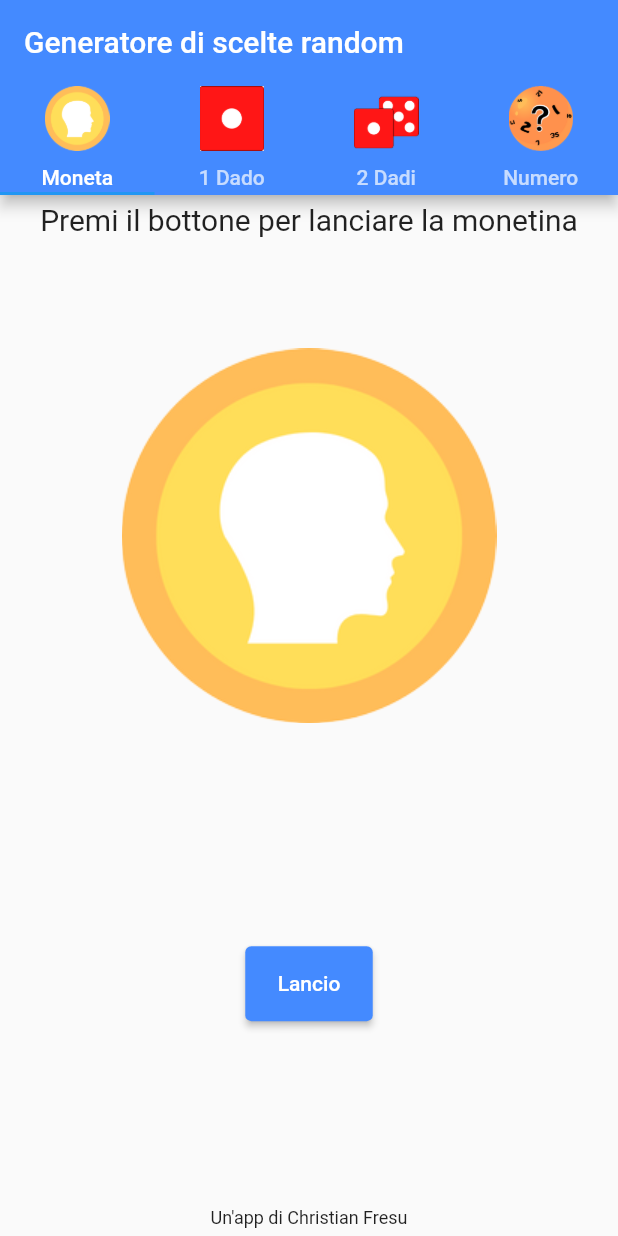
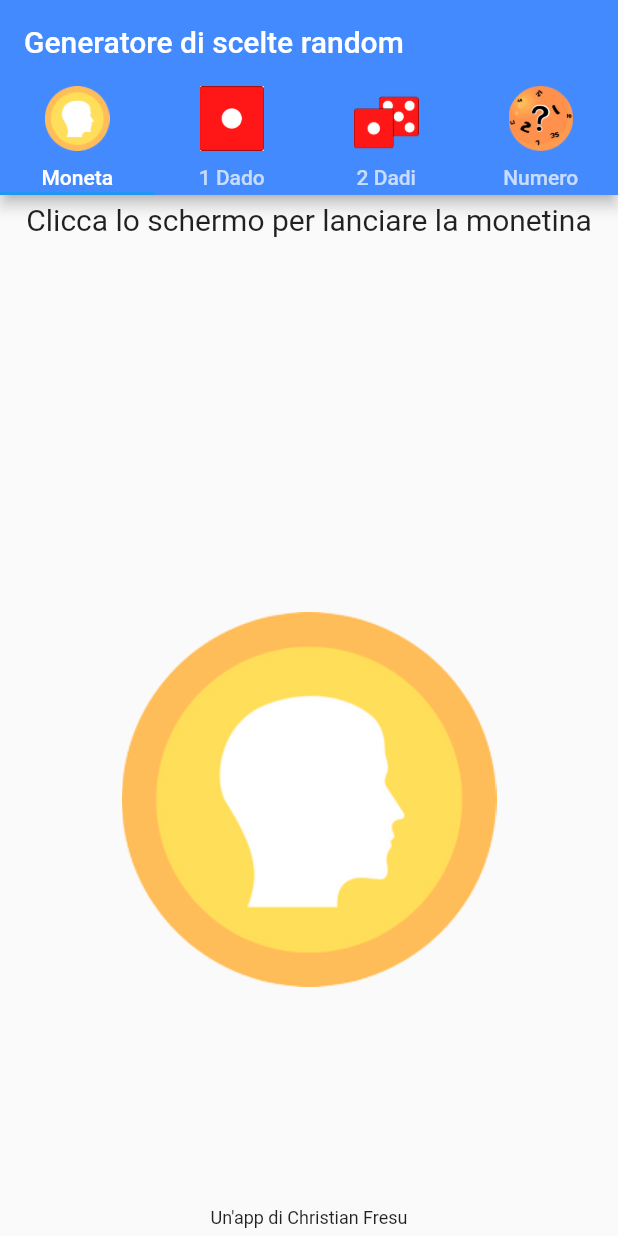
Before and after one commit to ChristianF11/Random-Decision-Maker, a Flutter app: the screen it shows after launch, on a phone screen of 412 x 824 dp. Run offline on Flutter 3.47's test engine with Material 2 defaults, Android fonts, the phone set to English and light mode, and no system bars; our stand-ins replace flutter_native_splash.

Commit message:
Inserimento "Moneta animata"
Da questa versione al click dello schermo, il lancio della monetina avrà una sua animazione

```diff
--- a/lib/Moneta.dart
+++ b/lib/Moneta.dart
@@ -8,12 +8,13 @@ class LancioMoneta extends StatefulWidget {
   State<LancioMoneta> createState() => _LancioMonetaState();
 }
 
-class _LancioMonetaState extends State<LancioMoneta> with SingleTickerProviderStateMixin{
+class _LancioMonetaState extends State<LancioMoneta> with TickerProviderStateMixin{
 
-  //Controller con il compito di gestire l'animazione della moneta
-  late AnimationController _controller;
-  bool _risultato = true;
-  String _faccia = '';
+  late AnimationController _animationController;
+  late Animation<double> _animation;
+  late Animation<Offset> _fallingAnimation;
+  bool _activeAnimation = false;
+  bool _isHead = true;
 
   //Definizione del comportamento del controller
   @override
@@ -21,94 +22,141 @@ class _LancioMonetaState extends State<LancioMoneta> with SingleTickerProviderSt
 
     super.initState();
 
-    _controller = AnimationController(
-      duration: Duration(seconds: 2),
-      vsync: this,
-    )..repeat();
+    _animationController =
+    AnimationController(vsync: this, duration: const Duration(seconds: 0))
+      ..forward();
+
+    //Viene definito il tempo con cui si devono alternare le due facce
+    _animation = TweenSequence([
+      TweenSequenceItem(
+        tween:
+        Tween(begin: 0.0, end: 0.5).chain(CurveTween(curve: Curves.linear)),
+        weight: 0.375,
+      ),
+      TweenSequenceItem(
+        tween:
+        Tween(begin: 0.5, end: 1.0).chain(CurveTween(curve: Curves.linear)),
+        weight: 0.25,
+      ),
+      TweenSequenceItem(
+        tween:
+        Tween(begin: 1.0, end: 1.5).chain(CurveTween(curve: Curves.linear)),
+        weight: 0.375,
+      ),
+    ]).animate(_animationController);
+
+    //Viene definito il movimento verso la zona inferiore dello schermo
+    _fallingAnimation = Tween<Offset>(
+      begin: Offset.zero,
+      end: const Offset(0.0, 1.0),
+    ).animate(
+      CurvedAnimation(parent: _animationController, curve: Curves.easeIn),
+    );
+
+    //Viene deciso l'esito del lancio in maniera randomica
+    _animationController.addListener(() {
+      if (_animationController.status == AnimationStatus.forward ||
+          _animationController.status == AnimationStatus.reverse) {
+        if (_animationController.value < 1.5) {
+          setState(() {
+            _isHead = !_isHead;
+          });
+        } else {
+          setState(() {
+            _isHead = Random().nextBool();
+          });
+        }
+      }
+    });
+
+    //Al termine dell'animazione si ripartirà con la faccia appena uscita
+    _animationController.addStatusListener((status) {
+      if (status == AnimationStatus.completed) {
+        setState(() {
+          _isHead = _animation.value <= 0.5;
+        });
+      }
+    });
   }
 
   @override
   void dispose() {
 
-    _controller.dispose();
+    _animationController.dispose();
     super.dispose();
 
   }
 
-  //Funzioni
-  bool _lancio() {
-    bool _esito = Random().nextBool();
-    setState(() =>
-        _risultato = _esito); //Viene aggiornato lo 'State' di '_risultato'
+  //Funzione che serve per far alternare a livello grafico ed effettivo le due facce
+  bool _coinToss() {
+    setState(() {
+      _isHead = Random().nextBool();
+    });
 
-    if (_esito) {
-      _faccia = "testa";
-    } else {
-      _faccia = "croce";
+    return _isHead;
   }
 
-    return _esito;
-  }
-
-  void _showSnackBar() => ScaffoldMessenger.of(context).showSnackBar(SnackBar(
-        content: Text('È uscita $_faccia'),
-        duration: const Duration(milliseconds: 1500),
-      ));
-
-  //Struttura
+  //Struttura applicazione
   @override
   Widget build(BuildContext context) {
     return Container(
       margin: const EdgeInsets.all(5),
+      child: GestureDetector(
+        behavior: HitTestBehavior.opaque,
+        onTap: _activeAnimation
+            ? null //Se l'animazione è in corso cliccando lo schermo non succederà nulla
+            : () {
+          setState(() {
+            //La moneta è ferma e dunque vengono eseguite queste istruzioni
+            _animationController.reset();
+            _activeAnimation = true;
+
+            _animationController.duration = //_activeAnimation
+            //?
+            const Duration(seconds: 1);
+            //: const Duration(seconds: 0);
+          });
+
+          _animationController.forward().whenComplete(() {
+            setState(() {
+              _activeAnimation = false;
+            });
+
+            _animationController.stop();
+          });
+        },
+        child: Container(
           child: Column(
-        mainAxisAlignment: MainAxisAlignment.spaceBetween,
               children: [
             const Text(
-            'Premi il bottone per lanciare la monetina',
+              'Clicca lo schermo per lanciare la monetina',
               style: TextStyle(fontSize: 20.0),
               textAlign: TextAlign.center,
             ),
-          Visibility(
-            visible: _risultato,
-            child: SizedBox(
+            SizedBox(
               height: 250,
-              width: 250,
-              child: Image.asset('assets/Moneta_testa.png'),
-            ),
-          ),
-          Visibility(
-            visible: !_risultato,
-            child: SizedBox(
-              height: 265,
-              width: 250,
-              child: Image.asset('assets/Moneta_croce.png'),
-            ),
-          ),
-          SizedBox(
-            height: 100,
-            width: 85,
-            child: ButtonTheme(
-              minWidth: 85,
-              height: 100,
-              child: Padding(
-                padding: const EdgeInsets.fromLTRB(0, 0, 0, 50),
-                child: ElevatedButton(
-                  style: ElevatedButton.styleFrom(
-                    primary: const Color(0xff448aff),
-                  ),
-                  onPressed: () {
-                    _lancio();
-                    _showSnackBar();
-                  },
-                  child: const Text('Lancio'),
+              child: SlideTransition(
+                position: _fallingAnimation,
+                child: Image.asset(
+                  _coinToss()
+                      ? 'assets/Moneta_testa.png'
+                      : 'assets/Moneta_croce.png',
+                  width: 300,
+                  height: 300,
                 ),
               ),
             ),
-          ),
-          const Text("Un'app di Christian Fresu",
+                const Expanded(
+                  child: Align(
+                    alignment: Alignment.bottomCenter,
+                    child: Text(
+                      "Un'app di Christian Fresu",
                       style: TextStyle(fontSize: 12),
                     ),
-        ],
+                  ),
+                ),
+          ]),
+        ),
       ),
     );
   }
```
Also changed, not shown: 1 other file. Lines whose indentation alone changed are shown as unchanged.
